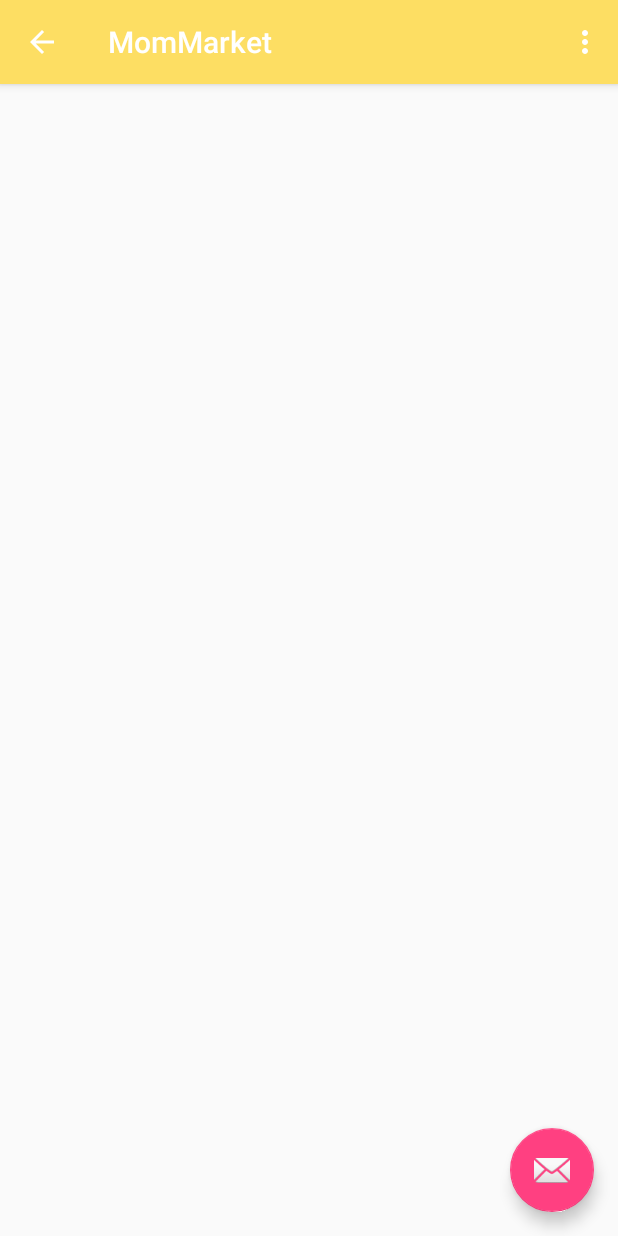
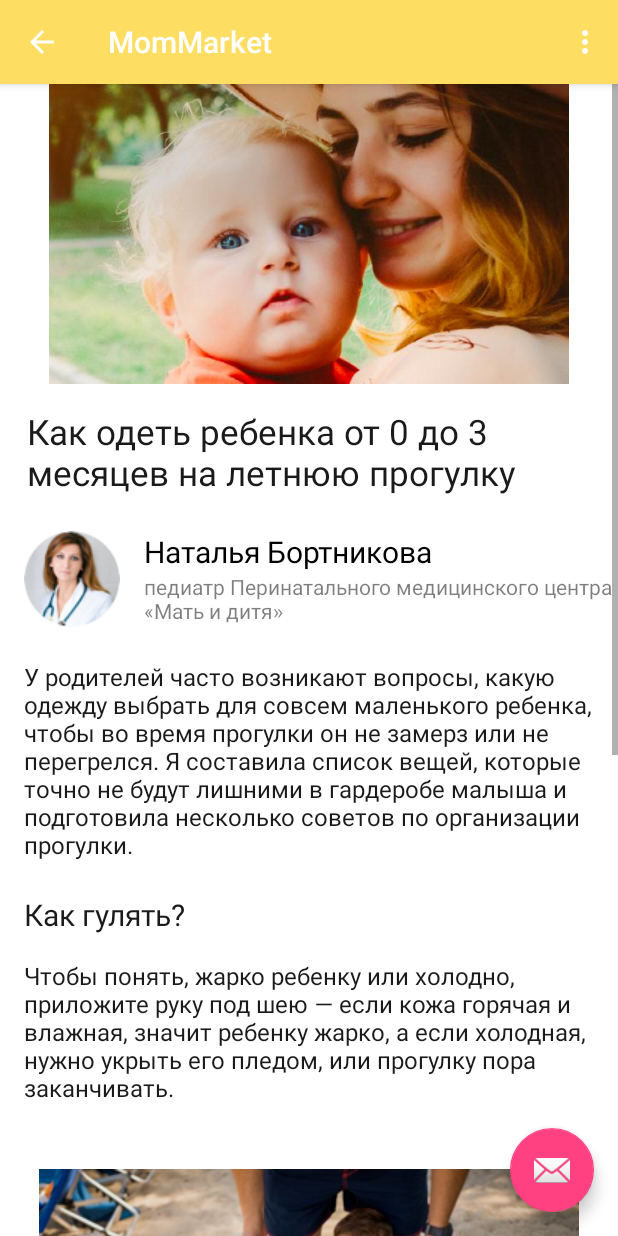
Before and after one commit to nafarya/MarketForMoms, an Android app: the screen it shows after launch (MainActivity), in the side drawer, after a tap on "Советы", on a phone screen of 412 x 824 dp. Run offline under Robolectric (Android 15) with nearby library versions, the phone set to English and light mode, and no system bars; our stand-ins replace Picasso; 1 statement that could not run was skipped.

Commit message:
some little fixes

```diff
--- a/app/src/main/java/com/example/dan/mommarket/view/AdviceListViewImpl.java
+++ b/app/src/main/java/com/example/dan/mommarket/view/AdviceListViewImpl.java
@@ -38,8 +38,8 @@
     @Nullable
     @Override
     public View onCreateView(LayoutInflater inflater, @Nullable ViewGroup container, @Nullable Bundle savedInstanceState) {
-        v = inflater.inflate(R.layout.fragment_catalog, container, false);
-        recyclerView = (RecyclerView) v.findViewById(R.id.rv_catalog);
+        v = inflater.inflate(R.layout.fragment_advice_list, container, false);
+        recyclerView = (RecyclerView) v.findViewById(R.id.rv_advice_list);
 //        catalogPresenter = new CatalogPresenterImpl(context);
         adviceListPresenter = AdviceListPresenterImpl.getInstance();
         adviceListPresenter.setView(this);
--- a/app/src/main/res/layout/fragment_advice_list.xml
+++ b/app/src/main/res/layout/fragment_advice_list.xml
@@ -1,7 +1,140 @@
 <?xml version="1.0" encoding="utf-8"?>
-<android.support.v7.widget.RecyclerView android:id="@+id/rv_catalog"
+
+<ScrollView android:layout_height="match_parent"
     android:layout_width="match_parent"
-    android:layout_height="wrap_content"
-    xmlns:android="http://schemas.android.com/apk/res/android"
-    app:layoutManager="LinearLayoutManager"
-    xmlns:app="http://schemas.android.com/apk/res-auto" />
+    xmlns:android="http://schemas.android.com/apk/res/android">
+
+    <LinearLayout
+        xmlns:android="http://schemas.android.com/apk/res/android"
+        android:orientation="vertical"
+        android:layout_width="match_parent"
+        android:layout_height="match_parent"
+        android:background="#ffffff">
+
+
+        <ImageView
+            android:layout_width="match_parent"
+            android:layout_height="200dp"
+            android:src="@drawable/ic_clothes_for_03_age"/>
+
+        <TextView
+            android:layout_width="match_parent"
+            android:layout_height="wrap_content"
+            android:text="@string/clothesfor03child"
+            android:layout_marginLeft="18dp"
+            android:layout_marginRight="18dp"
+            android:layout_marginTop="16dp"
+            android:layout_marginBottom="23dp"
+            android:textSize="23sp"
+            android:textColor="#e5000000"/>
+
+        <RelativeLayout
+            android:layout_width="match_parent"
+            android:layout_height="wrap_content">
+
+            <ImageView
+                android:layout_width="64dp"
+                android:layout_height="64dp"
+                android:layout_marginLeft="16dp"
+                android:src="@drawable/author_photo"
+                android:id="@+id/author_photo"/>
+
+            <TextView
+                android:layout_width="wrap_content"
+                android:layout_height="wrap_content"
+                android:id="@+id/author_text_name"
+                android:layout_toRightOf="@+id/author_photo"
+                android:text="@string/author_name"
+                android:layout_marginLeft="16dp"
+                android:textSize="20sp"
+                android:textColor="#000000"/>
+
+            <TextView
+                android:layout_width="wrap_content"
+                android:layout_height="wrap_content"
+                android:layout_below="@+id/author_text_name"
+                android:layout_toRightOf="@+id/author_photo"
+                android:text="@string/nataly_bortnikova_workplace"
+                android:layout_marginLeft="16dp"
+                android:textSize="14sp"
+                android:textColor="#80000000"
+                />
+        </RelativeLayout>
+
+        <TextView
+            android:layout_width="match_parent"
+            android:layout_height="wrap_content"
+            android:text="@string/nataly_bortnikova_speech"
+            android:textSize="16sp"
+            android:textColor="#e5000000"
+            android:layout_marginLeft="16dp"
+            android:layout_marginTop="22dp"
+            android:layout_marginRight="16dp"/>
+
+        <TextView
+            android:layout_width="match_parent"
+            android:layout_height="wrap_content"
+            android:layout_marginTop="22dp"
+            android:layout_marginLeft="16dp"
+            android:layout_marginRight="16dp"
+            android:text="@string/walk_with_child_header"
+            android:textColor="#e5000000"
+            android:textSize="20sp"/>
+
+        <TextView
+            android:layout_width="match_parent"
+            android:layout_height="wrap_content"
+            android:text="@string/walk_with_child"
+            android:textSize="16sp"
+            android:textColor="#e5000000"
+            android:layout_marginLeft="16dp"
+            android:layout_marginRight="16dp"
+            android:layout_marginTop="16dp"/>
+
+        <ImageView
+            android:layout_width="match_parent"
+            android:layout_height="wrap_content"
+            android:layout_marginTop="43dp"
+            android:src="@drawable/ic_clothes_for_03_age1"/>
+
+        <TextView
+            android:layout_width="match_parent"
+            android:layout_height="wrap_content"
+            android:layout_marginLeft="16dp"
+            android:layout_marginRight="16dp"
+            android:layout_marginTop="45dp"
+            android:text="@string/choose_clothes_header"
+            android:textSize="20sp"
+            android:textColor="#e5000000"/>
+
+        <TextView
+            android:layout_width="match_parent"
+            android:layout_height="wrap_content"
+            android:layout_marginLeft="16dp"
+            android:layout_marginRight="16dp"
+            android:layout_marginTop="22dp"
+            android:textSize="16dp"
+            android:textColor="#e5000000"
+            android:paddingBottom="35dp"
+            android:text="@string/choose_clothes"
+            />
+
+        <TextView
+            android:layout_width="match_parent"
+            android:layout_height="68dp"
+            android:background="#e5e5e5"
+            android:paddingLeft="16dp"
+            android:paddingTop="19dp"
+            android:paddingBottom="19dp"
+            android:text="@string/what_you_should_buy"
+            android:textSize="20sp"
+            android:textColor="#e5000000"/>
+
+        <android.support.v7.widget.RecyclerView android:id="@+id/rv_advice_list"
+            android:layout_width="match_parent"
+            android:layout_height="wrap_content"
+            xmlns:android="http://schemas.android.com/apk/res/android"
+            app:layoutManager="LinearLayoutManager"
+            xmlns:app="http://schemas.android.com/apk/res-auto" />
+    </LinearLayout>
+</ScrollView>
--- a/app/src/main/res/values/strings.xml
+++ b/app/src/main/res/values/strings.xml
@@ -11,4 +11,5 @@
     <string name="walk_with_child_header">Как гулять?</string>
     <string name="choose_clothes_header">Какую выбрать одежду</string>
     <string name="choose_clothes">Летняя одежда должна защищать от солнечных лучей, перегрева и переохлаждения. Выбирая комплект, ориентируйтесь на температуру воздуха в тени. \n\nВажно, чтобы одежда была сшита из натуральных материалов — хлопка, ситца или льна (для детей старше 5 месяцев). В ней ребенку будет не жарко, и от ткани не возникнет раздражение.</string>
+    <string name="what_you_should_buy">Что купить?</string>
 </resources>
```
Also changed, not shown: app/src/main/res/drawable/ic_clothes_for_03_age.png.
